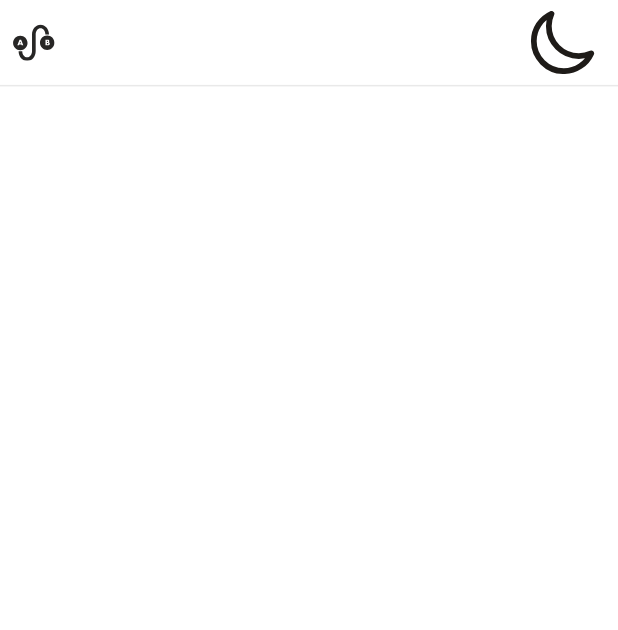
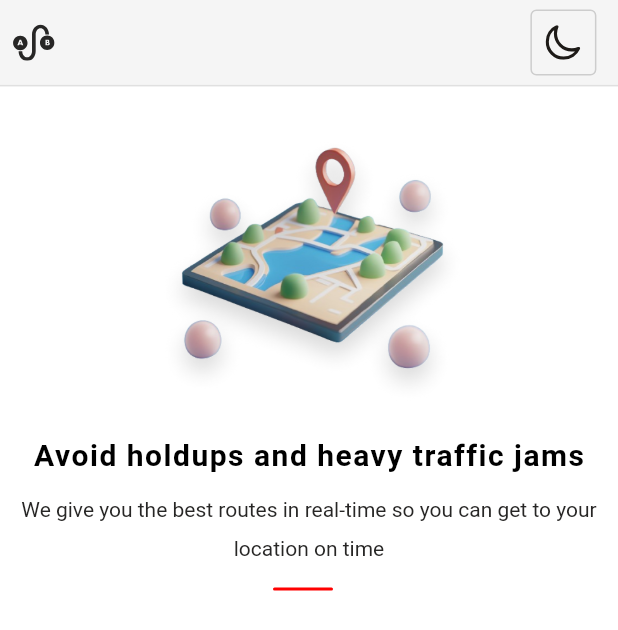
Before and after one commit to Bwise1/waze-kibris, a Flutter app: the screen it shows after launch, on a phone screen of 412 x 824 dp. Shown: the top 630 px of the screen. Run offline on Flutter 3.47's test engine with Material 3 defaults, Android fonts, the phone set to English and light mode, and no system bars; our stand-ins replace bloc, equatable, flash, flutter_animate, flutter_bloc, flutter_svg and 5 more; generated files the repository leaves out were written again; Roboto replaces fonts that are missing (Poppins); project files that could hold a hidden picture were left out.

Commit message:
task: onboarding page implementation
I am currently implementing the onboarding page

```diff
--- a/lib/core/routes/intro/onboard_screen.dart
+++ b/lib/core/routes/intro/onboard_screen.dart
@@ -10,10 +10,58 @@ class OnboardScreen extends StatelessWidget {
     return AppScaffold(
 
       child: Column(children: [
-        AppHeader(backIcon: Assets.icons.routeLogo,trailing: (context)=>AppIcon(Assets.icons.moon,size: 44,color: styles.theme.black,),)
+        AppHeader(
 
-,CustomContainer(width:44 ,)
+          backIcon: Assets.icons.routeLogo,
+
+          trailing: (context)=>CustomContainer(
+            width:44 ,height: 44,
+
+            color: styles.theme.background,border: Border.all(color:styles.theme.border),borderRadius: BorderRadius.circular(4),
+              child:AppIcon(Assets.icons.moon,size: 24,
+                color: styles.theme.black,
+              ),
+      ),),
+SizedBox(
+height: 216,width:216,
+  child: Image.asset(Assets.images.route3d.keyName),),
+
+
+        SizedBox(height:16),
+
+        Text('Avoid holdups and heavy traffic jams',style:styles.typography.t1.copyWith(color: styles.theme.text,fontWeight:FontWeight.w600 ),)
+
+
+        ,SizedBox(height:8),
+
+        Text('We give you the best routes in real-time so you can get to your location on time',style:styles.typography.body.copyWith(color: styles.theme.grey,fontWeight:FontWeight.w400,  ),textAlign: TextAlign.center,)
+
+        ,SizedBox(height:16),
+
+        SlideIndicator(),
+
+
+
       ],),
     );
   }
 }
+
+
+class SlideIndicator extends StatelessWidget {
+  const SlideIndicator({super.key,   this.numOfIndicator=1});
+
+  final int  numOfIndicator;
+
+  @override
+  Widget build(BuildContext context) {
+    return Row(
+      mainAxisSize: MainAxisSize.min,
+
+      children: List.generate(numOfIndicator, (context)=>CustomContainer(width: 40,height: 2,
+      margin:EdgeInsets.only(right: styles.corners.md ),
+      color: styles.theme.primary,
+      borderRadius:BorderRadius.circular( styles.corners.md),)
+    ),);
+  }
+}
--- a/lib/core/theme/app_theme.dart
+++ b/lib/core/theme/app_theme.dart
@@ -1,14 +1,15 @@
 part of 'app_style.dart';
 
 class AppTheme {
-  final Color primary = const Color(0xFFFFCF57);
+  final Color primary = const Color(0xFFFF0000);
   final Color secondary = const Color(0xFFFF6A44);
-  final Color background = const Color(0xFFF8ECE5);
+  final Color background = const Color(0xFFF5F5F5);
 
   final Color caption = const Color(0xFF7D7873);
   final Color body = const Color(0xFF514F4D);
   final Color grey = const Color(0xFF272625);
-  final Color ash = const Color(0xFF9D9995);
+  final Color border = const Color(0xFFCDCDCD);
+  final Color ash = const Color(0xFF808080);
   final Color nu1 = const Color(0xFFABB3BB);
   final Color nu2 = const Color(0xFFD0D0D0);
   final Color nu3 = const Color(0xffE0E0E0);
@@ -16,7 +17,7 @@ class AppTheme {
   final Color white = Colors.white;
   final Color black = const Color(0xFF1E1B18);
   final Color red = const Color(0xffF05A5A);
-  final Color text = const Color(0xFF54480C);
+  final Color text = const Color(0xFF000000);
   final Color textPrimary = const Color(0xFF092C4C);
 
   final bool isDark = false;
--- a/lib/core/widgets/containers/container.dart
+++ b/lib/core/widgets/containers/container.dart
@@ -40,7 +40,7 @@ class CustomContainer extends StatelessWidget {
       duration: duration ??styles.times.med,
       clipBehavior: Clip.antiAlias,
       decoration: BoxDecoration(
-        color: color ?? styles.theme.primary,
+        color: color ?? styles.theme.nu1,
         borderRadius: borderRadius,
         boxShadow: shadows,
         border: border,
--- a/lib/core/widgets/misc/app_header.dart
+++ b/lib/core/widgets/misc/app_header.dart
@@ -27,7 +27,7 @@ class AppHeader extends StatelessWidget {
     final icon = backIcon ?? 'Assets.icons.regular.chevronLeft';
 
     return ColoredBox(
-      color: isTransparent ? Colors.transparent : styles.theme.white,
+      color: isTransparent ? Colors.transparent : styles.theme.background,
       child: SafeArea(
         bottom: false,
         child: Container(
```
